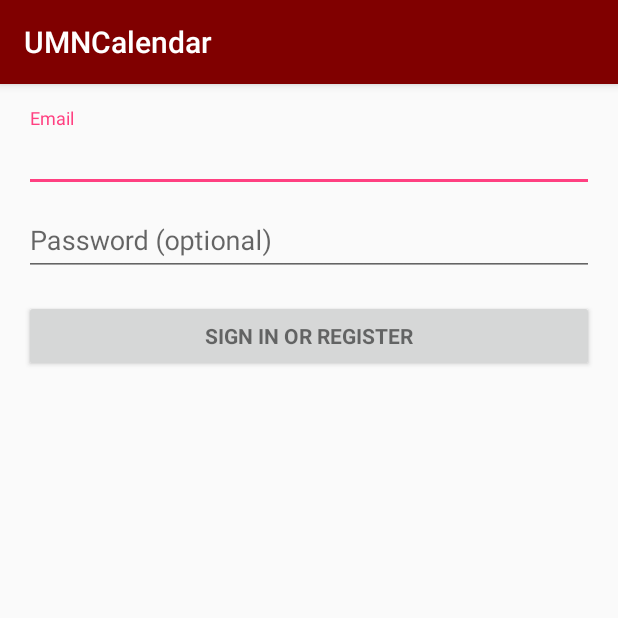
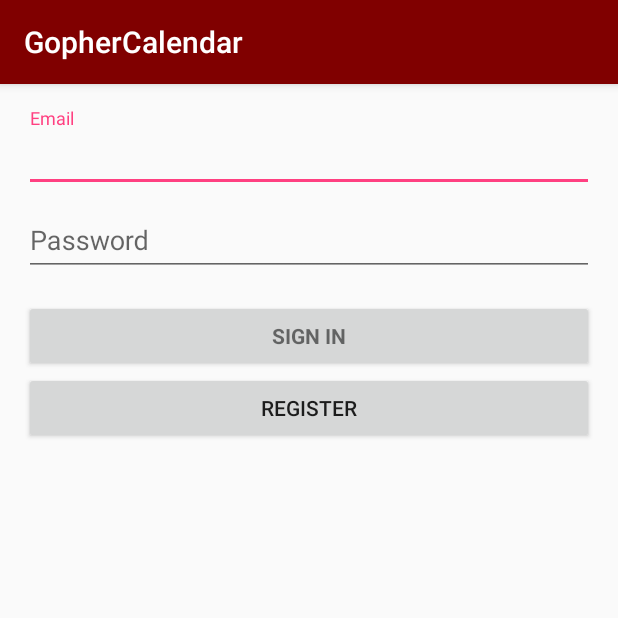
Before and after one commit to changyeli/UMNCalendar, an Android app: the screen it shows after launch (LoginActivity), on a phone screen of 412 x 824 dp, the top half of it. Run offline under Robolectric (Android 15) with nearby library versions, the phone set to English and light mode, and no system bars; 2 statements that could not run were skipped.

Commit message:
second page

```diff
--- a/app/build.gradle
+++ b/app/build.gradle
@@ -26,5 +26,6 @@ dependencies {
     })
     compile 'com.android.support:appcompat-v7:25.3.0'
     compile 'com.android.support:design:25.3.0'
+    compile 'com.android.support.constraint:constraint-layout:1.0.2'
     testCompile 'junit:junit:4.12'
 }
--- a/app/src/main/AndroidManifest.xml
+++ b/app/src/main/AndroidManifest.xml
@@ -23,6 +23,7 @@
                 <category android:name="android.intent.category.LAUNCHER" />
             </intent-filter>
         </activity>
+        <activity android:name=".RegisterActivity"></activity>
     </application>
 
 </manifest>
--- a/app/src/main/res/layout/activity_login.xml
+++ b/app/src/main/res/layout/activity_login.xml
@@ -23,6 +23,7 @@
         android:id="@+id/login_form"
         android:layout_width="match_parent"
         android:layout_height="match_parent">
+
 
         <LinearLayout
             android:id="@+id/email_login_form"
@@ -71,6 +72,10 @@
                 android:layout_marginTop="16dp"
                 android:text="@string/action_sign_in"
                 android:textStyle="bold" />
+            <Button
+                android:layout_width="match_parent"
+                android:layout_height="match_parent"
+                android:text="@string/action_register"/>
 
         </LinearLayout>
     </ScrollView>
--- a/app/src/main/res/values/colors.xml
+++ b/app/src/main/res/values/colors.xml
@@ -1,6 +1,6 @@
 <?xml version="1.0" encoding="utf-8"?>
 <resources>
     <color name="colorPrimary">#800000</color>
-    <color name="colorPrimaryDark">#303F9F</color>
+    <color name="colorPrimaryDark">#000000</color>
     <color name="colorAccent">#FF4081</color>
 </resources>
--- a/app/src/main/res/values/strings.xml
+++ b/app/src/main/res/values/strings.xml
@@ -1,10 +1,11 @@
 <resources>
-    <string name="app_name">UMNCalendar</string>
+    <string name="app_name">GopherCalendar</string>
 
     <!-- Strings related to login -->
     <string name="prompt_email">Email</string>
-    <string name="prompt_password">Password (optional)</string>
-    <string name="action_sign_in">Sign in or register</string>
+    <string name="prompt_password">Password</string>
+    <string name="action_sign_in">Sign in</string>
+    <string name="action_register">Register</string>
     <string name="action_sign_in_short">Sign in</string>
     <string name="error_invalid_email">This email address is invalid</string>
     <string name="error_invalid_password">This password is too short</string>
```
Also changed, not shown: app/src/main/java/umn/umncalendar/RegisterActivity.java (added, +13 -0 lines), app/src/main/res/layout/activity_register.xml (added, +9 -0 lines).
